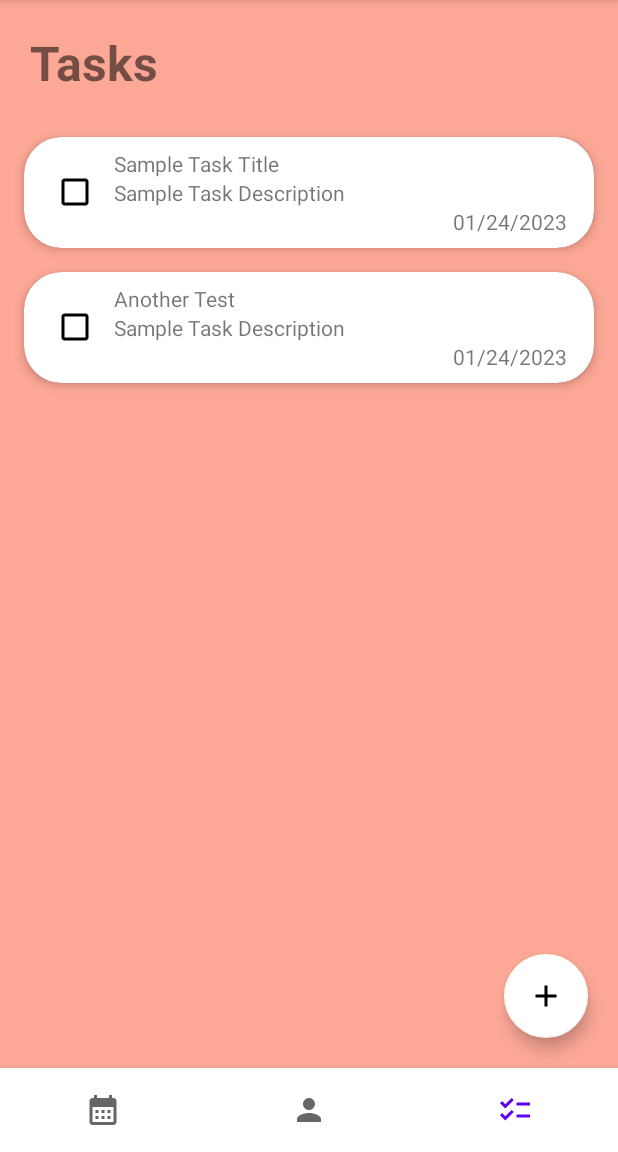
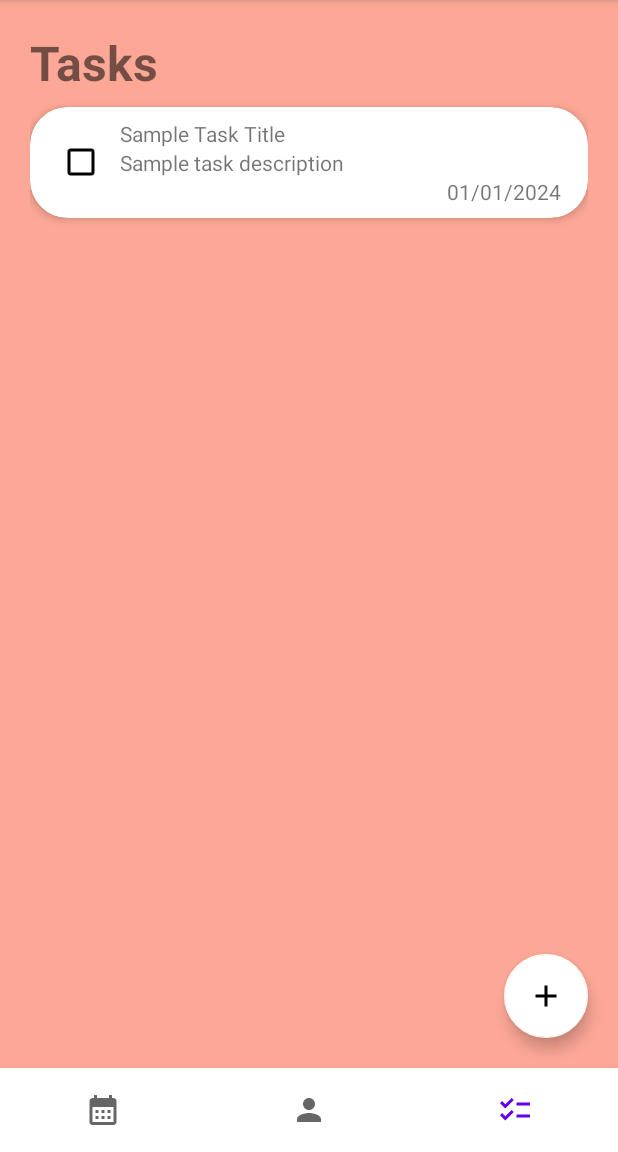
Before and after one commit to RolandHaden/SchedulerApp, an Android app: the screen it shows after launch (MainActivity), item 3 of the bottom bar chosen, on a phone screen of 412 x 824 dp, the part 84-1236 px from its top. Run offline under Robolectric (Android 15) with nearby library versions, the light colour scheme and no system bars.

Commit message:
drag and drop, new viewmodel for checklist

```diff
--- a/app/src/main/java/com/example/schedulerapp/MainActivity.java
+++ b/app/src/main/java/com/example/schedulerapp/MainActivity.java
@@ -16,6 +16,7 @@ import java.util.ArrayList;
 
 public class MainActivity extends AppCompatActivity {
     ActivityMainBinding binding;
+
     private static CalendarFragment calFrag = new CalendarFragment();
     private static ProfileFragment profFrag = new ProfileFragment();
     private static ChecklistFragment checkFrag = new ChecklistFragment();
--- a/app/src/main/java/com/example/schedulerapp/ui/checklist/ChecklistFragment.java
+++ b/app/src/main/java/com/example/schedulerapp/ui/checklist/ChecklistFragment.java
@@ -11,43 +11,42 @@ import androidx.annotation.Nullable;
 import androidx.fragment.app.Fragment;
 import androidx.fragment.app.FragmentManager;
 import androidx.fragment.app.FragmentTransaction;
+import androidx.recyclerview.widget.ItemTouchHelper;
 import androidx.recyclerview.widget.LinearLayoutManager;
 import androidx.recyclerview.widget.RecyclerView;
 
 import com.example.schedulerapp.R;
+import com.example.schedulerapp.RecyclerRowMoveCallback;
 import com.example.schedulerapp.databinding.FragmentChecklistBinding;
 
 import java.util.ArrayList;
 import java.util.Collections;
+import java.util.UUID;
 
 public class ChecklistFragment extends Fragment {
     private static ChecklistViewModel checklistViewModel;
     private FragmentChecklistBinding binding;
     private RecyclerView recyclerView;
-    private static ArrayList<String> taskArrayList;
+    private ArrayList<ChecklistItem> taskArrayList = ChecklistViewModel.getTaskArrayList();
 
     @Override
     public void onCreate(@Nullable Bundle savedInstanceState) {
         super.onCreate(savedInstanceState);
         checklistViewModel = new ViewModelProvider(this).get(ChecklistViewModel.class);
     }
+
     public View onCreateView(@NonNull LayoutInflater inflater,
                              ViewGroup container, Bundle savedInstanceState) {
 
         binding = FragmentChecklistBinding.inflate(inflater, container, false);
         View root = binding.getRoot();
 
-
-        //final TextView textView = binding.checklistText;
-        //checklistViewModel.getText().observe(getViewLifecycleOwner(), textView::setText);
         return root;
     }
 
-    public static void addToTaskArrayList(String str) {
-        checklistViewModel.addToTaskArrayList(str);
+    public static void addToTaskArrayList(String taskTitle, String taskDescription, String taskDueDate, Boolean isChecked, UUID id) {
+        checklistViewModel.addToTaskArrayList(taskTitle, taskDescription, taskDueDate, false, id);
     }
-
-
 
     @Override
     public void onDestroyView() {
@@ -64,7 +63,10 @@ public class ChecklistFragment extends Fragment {
         recyclerView = view.findViewById(R.id.tasksRecyclerView);
         recyclerView.setLayoutManager(new LinearLayoutManager(getContext()));
         recyclerView.setHasFixedSize(true);
+
+        // creates the adapter for the recycler view that holds the tasks
         taskListAdapter myAdapter = new taskListAdapter(getContext(), taskArrayList);
+
         recyclerView.setAdapter(myAdapter);
         myAdapter.notifyDataSetChanged();
 
@@ -75,18 +77,20 @@ public class ChecklistFragment extends Fragment {
             }
         });
 
+        ItemTouchHelper.Callback callback = new RecyclerRowMoveCallback(myAdapter);
+        ItemTouchHelper touchHelper = new ItemTouchHelper(callback);
+        touchHelper.attachToRecyclerView(recyclerView);
     }
 
     private void dataInitialize() {
-        taskArrayList = checklistViewModel.getTaskArrayList();
-        // Initialize if the list is empty
         if (checklistViewModel.getTaskArrayList().isEmpty()) {
-            String[] taskNames = new String[]{
-                "Sample Task Title",
-                "Another Test"
-            };
-
-            Collections.addAll(taskArrayList, taskNames);
+            addToTaskArrayList(
+                    "Sample Task Title",
+                    "Sample task description",
+                    "01/01/2024",
+                    false,
+                    UUID.randomUUID()
+            );
         }
     }
 
--- a/app/src/main/java/com/example/schedulerapp/ui/checklist/ChecklistItem.java
+++ b/app/src/main/java/com/example/schedulerapp/ui/checklist/ChecklistItem.java
@@ -1,16 +1,20 @@
 package com.example.schedulerapp.ui.checklist;
+
+import java.util.UUID;
 
 public class ChecklistItem {
     private String taskTitle;
     private String taskDescription;
     private String taskDueDate;
     private boolean isChecked;
+    private final UUID id;
 
-    public ChecklistItem(String taskTitle, boolean isChecked) {
+    public ChecklistItem(String taskTitle, String taskDescription, String taskDueDate, Boolean isChecked, UUID id) {
         this.taskTitle = taskTitle;
         this.taskDescription = taskDescription;
         this.taskDueDate = taskDueDate;
         this.isChecked = isChecked;
+        this.id = id;
     }
 
     public String getTaskTitle() {
@@ -40,4 +44,8 @@ public class ChecklistItem {
     public void setChecked(boolean checked) {
         isChecked = checked;
     }
+
+    public UUID getID() {
+        return id;
+    }
 }
--- a/app/src/main/java/com/example/schedulerapp/ui/checklist/ChecklistViewModel.java
+++ b/app/src/main/java/com/example/schedulerapp/ui/checklist/ChecklistViewModel.java
@@ -7,15 +7,17 @@ import androidx.lifecycle.ViewModel;
 import androidx.lifecycle.ViewModel;
 
 import java.util.ArrayList;
+import java.util.UUID;
 
 public class ChecklistViewModel extends ViewModel {
-    private ArrayList<String> taskArrayList = new ArrayList<>();
+    private static final ArrayList<ChecklistItem> taskArrayList = new ArrayList<>();
 
-    public ArrayList<String> getTaskArrayList() {
+    public static ArrayList<ChecklistItem> getTaskArrayList() {
         return taskArrayList;
     }
 
-    public void addToTaskArrayList(String str) {
-        taskArrayList.add(str);
+    public static void addToTaskArrayList(String taskTitle, String taskDescription, String taskDueDate, Boolean isChecked, UUID id) {
+        ChecklistItem newItem = new ChecklistItem(taskTitle, taskDescription, taskDueDate, isChecked, id);
+        taskArrayList.add(newItem);
     }
 }
--- a/app/src/main/java/com/example/schedulerapp/ui/checklist/taskListAdapter.java
+++ b/app/src/main/java/com/example/schedulerapp/ui/checklist/taskListAdapter.java
@@ -2,6 +2,7 @@ package com.example.schedulerapp.ui.checklist;
 
 import android.annotation.SuppressLint;
 import android.content.Context;
+import android.graphics.Color;
 import android.view.LayoutInflater;
 import android.view.View;
 import android.view.ViewGroup;
@@ -10,16 +11,38 @@ import android.widget.CompoundButton;
 import android.widget.TextView;
 
 import androidx.annotation.NonNull;
+import androidx.cardview.widget.CardView;
 import androidx.recyclerview.widget.RecyclerView;
 
 import com.example.schedulerapp.R;
+import com.example.schedulerapp.RecyclerRowMoveCallback;
 
 import java.util.ArrayList;
+import java.util.Collections;
 
-public class taskListAdapter extends RecyclerView.Adapter<taskListAdapter.MyViewHolder> {
-    private Context context;
-    private ArrayList<String> taskObjectArrayList;
-    public taskListAdapter(Context context, ArrayList<String> taskObjectArrayList) {
+/*
+ * The taskListAdapter class is an adapter for a RecyclerView that displays a list of tasks.
+ * It extends the RecyclerView.Adapter class and implements the
+ * RecyclerRowMoveCallback.RecyclerViewRowTouchHelperContract interface to handle item
+ * drag-and-drop actions within the RecyclerView.
+ *
+ * This adapter manages an ArrayList of String objects, where each String represents an individual task.
+ * The adapter is responsible for creating ViewHolder instances for each item in the list and binding
+ * the data from the task list to the views in the ViewHolder.
+ *
+ * The MyViewHolder inner class defines the UI components of each RecyclerView item, which includes
+ * a CardView for the task, a TextView for the task title, and a CheckBox to mark the task as completed.
+ * The adapter also includes logic to handle the checking off of tasks, which removes the task from the
+ * list and updates the RecyclerView accordingly.
+ */
+public class taskListAdapter extends RecyclerView.Adapter<taskListAdapter.MyViewHolder>
+            implements RecyclerRowMoveCallback.RecyclerViewRowTouchHelperContract {
+
+    private final Context context;
+    private final ArrayList<ChecklistItem> taskObjectArrayList;
+
+
+    public taskListAdapter(Context context, ArrayList<ChecklistItem> taskObjectArrayList) {
         this.context = context;
         this.taskObjectArrayList = taskObjectArrayList;
 
@@ -28,6 +51,41 @@ public class taskListAdapter extends RecyclerView.Adapter<taskListAdapter.MyView
     @Override
     public int getItemCount() {
         return taskObjectArrayList.size();
+    }
+
+    @Override
+    /*
+     * Handles moving checklist items via drag and drop.
+     */
+    public void onRowMoved(int from, int to) {
+        if (from < to) {
+            for (int i=from; i<to; i++) {
+                Collections.swap(taskObjectArrayList,i,i+1);
+            }
+        } else {
+            for (int i=from; i>to; i--) {
+                Collections.swap(taskObjectArrayList,i,i-1);
+            }
+        }
+
+        notifyItemMoved(from,to);
+    }
+
+    @Override
+    /*
+     * Handles changing the color of the task card when drag and drop is initiated.
+     * Purely visual feedback.
+     */
+    public void onRowSelected(MyViewHolder myViewHolder) {
+        myViewHolder.taskCardView.setCardBackgroundColor(Color.GRAY);
+    }
+
+    @Override
+    /*
+     * Handles resetting the color when drag and drop ends on a card.
+     */
+    public void onRowClear(MyViewHolder myViewHolder) {
+        myViewHolder.taskCardView.setCardBackgroundColor(Color.WHITE);
     }
 
     @NonNull
@@ -46,25 +104,34 @@ public class taskListAdapter extends RecyclerView.Adapter<taskListAdapter.MyView
     @SuppressLint("SetTextI18n")
     @Override
     /*
-     * This method is used to display the data at the specified position.
-     * This method updates the contents of the ViewHolder.itemView to reflect the item at the given position.
-     * In this case, it sets the text of a CheckBox to the corresponding string from the taskObjectArrayList.
+     * This method is used to update the data in an already created view that went off screen (for efficiency).
+     * Basically it recycles the card views by just changing the contents.
      */
     public void onBindViewHolder(@NonNull MyViewHolder holder, int position) {
-        String taskSelected = taskObjectArrayList.get(position);
-        holder.taskTitle.setText(taskSelected);
+        ChecklistItem specificTask = taskObjectArrayList.get(position);
+        holder.taskTitle.setText(specificTask.getTaskTitle());
+        holder.taskDescription.setText(specificTask.getTaskDescription());
+        holder.taskDueDate.setText(specificTask.getTaskDueDate());
+        holder.checkBox.setChecked(specificTask.isChecked());
     }
 
     /*
      * This inner class is a ViewHolder that describes an item view and metadata about its place within the RecyclerView.
-     * It holds the reference to the CheckBox which is part of the item layout and is used to display the task title.
      */
     public class MyViewHolder extends RecyclerView.ViewHolder {
+        CardView taskCardView;
         TextView taskTitle;
+        TextView taskDescription;
+        TextView taskDueDate;
         CheckBox checkBox;
+
         public MyViewHolder(@NonNull View itemView) {
             super(itemView);
+
+            taskCardView = itemView.findViewById(R.id.taskCardView);
             taskTitle = itemView.findViewById(R.id.taskTitleText);
+            taskDescription = itemView.findViewById(R.id.taskDescriptionText);
+            taskDueDate = itemView.findViewById(R.id.taskDueDateText);
             checkBox = itemView.findViewById(R.id.taskCheckBox);
 
             /*
@@ -75,11 +142,18 @@ public class taskListAdapter extends RecyclerView.Adapter<taskListAdapter.MyView
              * with notifyItemRemoved(index). This will result in the RecyclerView updating to reflect the item's removal.
              */
             checkBox.setOnCheckedChangeListener(new CompoundButton.OnCheckedChangeListener() {
+
                @Override
                public void onCheckedChanged(CompoundButton buttonView, boolean isChecked) {
-                   int index = taskObjectArrayList.indexOf(taskTitle.getText());
-                   taskObjectArrayList.remove(taskTitle.getText());
-                   notifyItemRemoved(index); //Always use this
+                   if (getAdapterPosition() != RecyclerView.NO_POSITION) {
+                       ChecklistItem item = taskObjectArrayList.get(getAdapterPosition());
+
+                       item.setChecked(isChecked);
+                       if (isChecked) {
+                           taskObjectArrayList.remove(getAdapterPosition());
+                           notifyItemRemoved(getAdapterPosition());
+                       }
+                   }
                }
             });
         }
--- a/app/src/main/res/layout/fragment_checklist.xml
+++ b/app/src/main/res/layout/fragment_checklist.xml
@@ -1,11 +1,14 @@
 <?xml version="1.0" encoding="utf-8"?>
-<androidx.constraintlayout.widget.ConstraintLayout xmlns:android="http://schemas.android.com/apk/res/android"
+<LinearLayout xmlns:android="http://schemas.android.com/apk/res/android"
     xmlns:app="http://schemas.android.com/apk/res-auto"
     xmlns:tools="http://schemas.android.com/tools"
     android:id="@+id/frameLayout"
     android:layout_width="match_parent"
     android:layout_height="match_parent"
     android:background="@color/orange_200"
+    android:clipToPadding="false"
+    android:orientation="vertical"
+    android:padding="20dp"
     tools:context="com.example.schedulerapp.ui.calendar.CalendarFragment">
 
 
@@ -13,37 +16,31 @@
         android:id="@+id/tasksText"
         android:layout_width="wrap_content"
         android:layout_height="wrap_content"
-        android:layout_marginStart="20dp"
-        android:layout_marginTop="20dp"
         android:text="@string/tasks"
         android:textSize="32sp"
-        android:textStyle="bold"
-        app:layout_constraintStart_toStartOf="parent"
-        app:layout_constraintTop_toTopOf="parent" />
+        android:textStyle="bold"></TextView>
 
     <androidx.recyclerview.widget.RecyclerView
         android:id="@+id/tasksRecyclerView"
         android:layout_width="match_parent"
         android:layout_height="wrap_content"
         android:layout_below="@id/tasksText"
-        android:layout_marginTop="20dp"
+        android:layout_weight="1"
         android:nestedScrollingEnabled="true"
         app:layoutManager="androidx.recyclerview.widget.LinearLayoutManager"
-        app:layout_constraintEnd_toEndOf="parent"
-        app:layout_constraintStart_toStartOf="parent"
-        app:layout_constraintTop_toBottomOf="@+id/tasksText" />
+        tools:layout_editor_absoluteY="63dp">
+
+    </androidx.recyclerview.widget.RecyclerView>
 
     <com.google.android.material.floatingactionbutton.FloatingActionButton
         android:id="@+id/addButton_task"
         android:layout_width="wrap_content"
         android:layout_height="wrap_content"
-        android:layout_marginEnd="20dp"
-        android:layout_marginBottom="20dp"
+        android:layout_gravity="end|bottom"
         android:clickable="true"
         android:contentDescription="@string/add_class"
         android:focusable="true"
         android:src="@drawable/baseline_add_24"
-        app:backgroundTint="@color/white"
-        app:layout_constraintBottom_toBottomOf="parent"
-        app:layout_constraintEnd_toEndOf="parent" />
-</androidx.constraintlayout.widget.ConstraintLayout>
+        app:backgroundTint="@color/white"></com.google.android.material.floatingactionbutton.FloatingActionButton>
+
+</LinearLayout>
--- a/app/src/main/res/layout/task_layout.xml
+++ b/app/src/main/res/layout/task_layout.xml
@@ -4,7 +4,6 @@
     android:id="@+id/taskCardView"
     android:layout_width="wrap_content"
     android:layout_height="wrap_content"
-    android:layout_marginHorizontal="16dp"
     android:layout_marginVertical="8dp"
     app:cardCornerRadius="25dp"
     app:cardElevation="4dp">
```
Also changed, not shown: app/src/main/java/com/example/schedulerapp/DatePickerFragment.java (added, +64 -0 lines), app/src/main/java/com/example/schedulerapp/RecyclerRowMoveCallback.java (added, +65 -0 lines), app/src/main/java/com/example/schedulerapp/ui/calendar/NewEventFragment.java (+5 -18 lines), app/src/main/java/com/example/schedulerapp/ui/checklist/NewTaskFragment.java (+11 -2 lines), app/src/main/res/layout/fragment_date_picker.xml (added, +14 -0 lines), app/src/main/res/layout/fragment_new_task.xml (+20 -6 lines).
